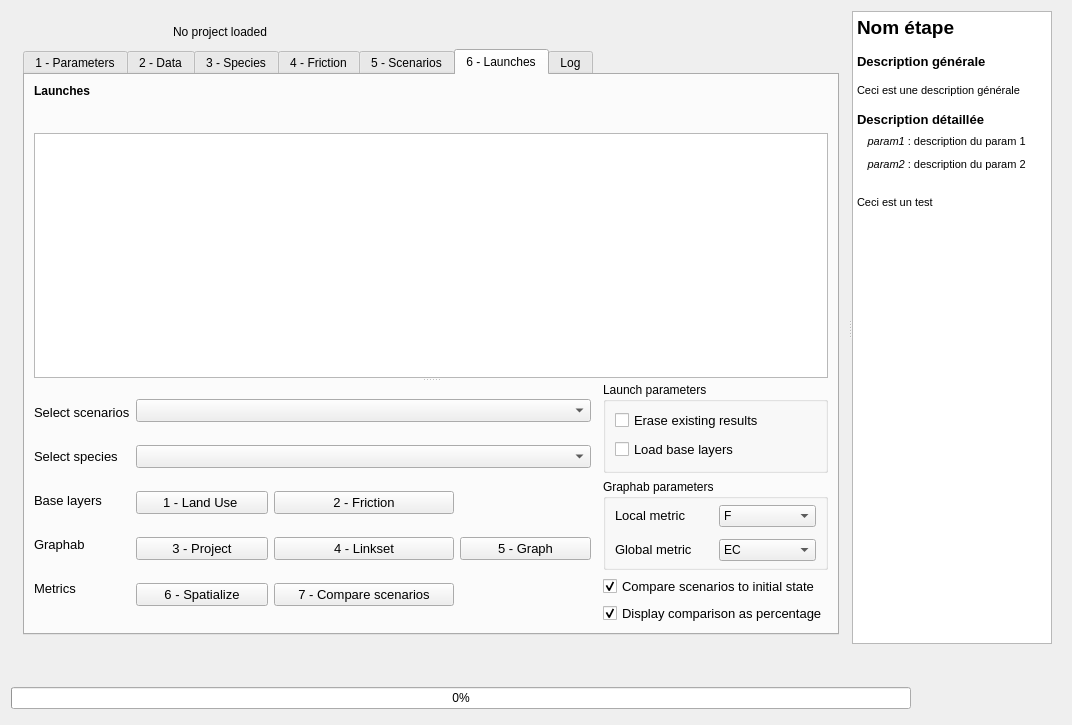
First picture: the form in ui/miti_connect_dialog_base.ui, repository MathieuChailloux/MitiConnect, before the edit.
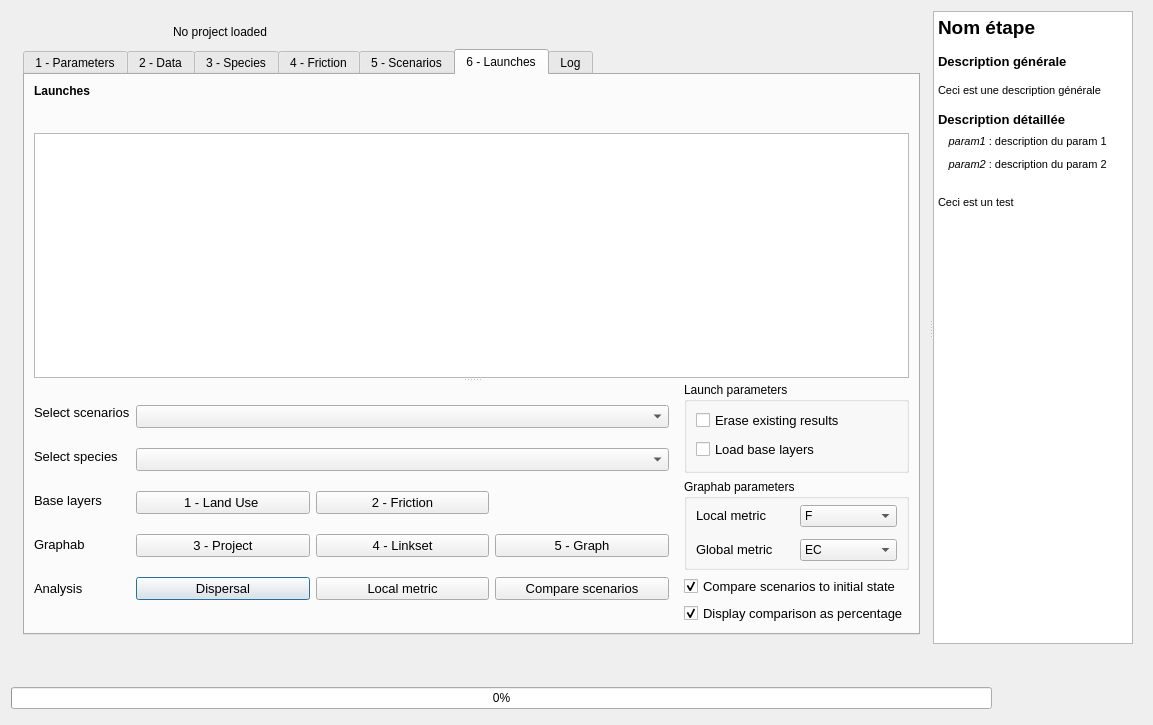
Second picture: the form after the edit. The open tabs and pages were chosen to show the change. Icons and pictures are not drawn. Custom widgets are drawn as their Qt base class.

Commit message: Add dispersal step

What changed in the file:
```diff
--- a/ui/miti_connect_dialog_base.ui
+++ b/ui/miti_connect_dialog_base.ui
@@ -6,7 +6,7 @@
    <rect>
     <x>0</x>
     <y>0</y>
-    <width>1072</width>
+    <width>1153</width>
     <height>725</height>
    </rect>
   </property>
@@ -90,7 +90,7 @@
            <rect>
             <x>0</x>
             <y>0</y>
-            <width>836</width>
+            <width>918</width>
             <height>637</height>
            </rect>
           </property>
@@ -289,7 +289,7 @@
              </property>
              <property name="minimumSize">
               <size>
-               <width>658</width>
+               <width>850</width>
                <height>520</height>
               </size>
              </property>
@@ -2638,7 +2638,7 @@
                                </font>
                               </property>
                               <property name="text">
-                               <string>Metrics</string>
+                               <string>Analysis</string>
                               </property>
                               <property name="scaledContents">
                                <bool>true</bool>
@@ -2658,7 +2658,7 @@
                            </property>
                            <property name="minimumSize">
                             <size>
-                             <width>320</width>
+                             <width>450</width>
                              <height>0</height>
                             </size>
                            </property>
@@ -2672,15 +2672,102 @@
                             <property name="leftMargin">
                              <number>0</number>
                             </property>
-                            <property name="topMargin">
-                             <number>0</number>
-                            </property>
-                            <property name="rightMargin">
-                             <number>6</number>
-                            </property>
-                            <property name="bottomMargin">
-                             <number>0</number>
-                            </property>
+                            <item row="0" column="0" colspan="3">
+                             <widget class="QgsCheckableComboBox" name="scenariosSelection">
+                              <property name="sizePolicy">
+                               <sizepolicy hsizetype="Expanding" vsizetype="Fixed">
+                                <horstretch>0</horstretch>
+                                <verstretch>0</verstretch>
+                               </sizepolicy>
+                              </property>
+                              <property name="minimumSize">
+                               <size>
+                                <width>0</width>
+                                <height>23</height>
+                               </size>
+                              </property>
+                              <property name="maximumSize">
+                               <size>
+                                <width>16777215</width>
+                                <height>16777215</height>
+                               </size>
+                              </property>
+                              <property name="sizeAdjustPolicy">
+                               <enum>QComboBox::AdjustToMinimumContentsLength</enum>
+                              </property>
+                             </widget>
+                            </item>
+                            <item row="1" column="0" colspan="3">
+                             <widget class="QgsCheckableComboBox" name="speciesSelection">
+                              <property name="sizePolicy">
+                               <sizepolicy hsizetype="Expanding" vsizetype="Fixed">
+                                <horstretch>0</horstretch>
+                                <verstretch>0</verstretch>
+                               </sizepolicy>
+                              </property>
+                              <property name="minimumSize">
+                               <size>
+                                <width>0</width>
+                                <height>23</height>
+                               </size>
+                              </property>
+                              <property name="maximumSize">
+                               <size>
+                                <width>16777215</width>
+                                <height>16777215</height>
+                               </size>
+                              </property>
+                              <property name="sizeAdjustPolicy">
+                               <enum>QComboBox::AdjustToMinimumContentsLength</enum>
+                              </property>
+                             </widget>
+                            </item>
+                            <item row="2" column="0">
+                             <widget class="QPushButton" name="landuseRun">
+                              <property name="sizePolicy">
+                               <sizepolicy hsizetype="Preferred" vsizetype="Fixed">
+                                <horstretch>0</horstretch>
+                                <verstretch>0</verstretch>
+                               </sizepolicy>
+                              </property>
+                              <property name="minimumSize">
+                               <size>
+                                <width>145</width>
+                                <height>23</height>
+                               </size>
+                              </property>
+                              <property name="maximumSize">
+                               <size>
+                                <width>16777215</width>
+                                <height>23</height>
+                               </size>
+                              </property>
+                              <property name="font">
+                               <font>
+                                <pointsize>10</pointsize>
+                               </font>
+                              </property>
+                              <property name="autoFillBackground">
+                               <bool>false</bool>
+                              </property>
+                              <property name="text">
+                               <string>1 - Land Use </string>
+                              </property>
+                              <property name="icon">
+                               <iconset>
+                                <normaloff>:/plugins/MitiConnect/icons/play.svg</normaloff>:/plugins/MitiConnect/icons/play.svg</iconset>
+                              </property>
+                              <property name="iconSize">
+                               <size>
+                                <width>15</width>
+                                <height>15</height>
+                               </size>
+                              </property>
+                              <property name="autoDefault">
+                               <bool>false</bool>
+                              </property>
+                             </widget>
+                            </item>
                             <item row="2" column="1">
                              <widget class="QPushButton" name="frictionRun">
                               <property name="sizePolicy">
@@ -2767,188 +2854,6 @@
                               </property>
                              </widget>
                             </item>
-                            <item row="4" column="1">
-                             <widget class="QPushButton" name="compareScenariosRun">
-                              <property name="sizePolicy">
-                               <sizepolicy hsizetype="Preferred" vsizetype="Fixed">
-                                <horstretch>0</horstretch>
-                                <verstretch>0</verstretch>
-                               </sizepolicy>
-                              </property>
-                              <property name="minimumSize">
-                               <size>
-                                <width>180</width>
-                                <height>23</height>
-                               </size>
-                              </property>
-                              <property name="maximumSize">
-                               <size>
-                                <width>16777215</width>
-                                <height>23</height>
-                               </size>
-                              </property>
-                              <property name="font">
-                               <font>
-                                <pointsize>10</pointsize>
-                               </font>
-                              </property>
-                              <property name="text">
-                               <string>7 - Compare scenarios</string>
-                              </property>
-                              <property name="icon">
-                               <iconset>
-                                <normaloff>:/plugins/MitiConnect/icons/play.svg</normaloff>:/plugins/MitiConnect/icons/play.svg</iconset>
-                              </property>
-                              <property name="iconSize">
-                               <size>
-                                <width>15</width>
-                                <height>15</height>
-                               </size>
-                              </property>
-                              <property name="autoDefault">
-                               <bool>false</bool>
-                              </property>
-                             </widget>
-                            </item>
-                            <item row="2" column="0">
-                             <widget class="QPushButton" name="landuseRun">
-                              <property name="sizePolicy">
-                               <sizepolicy hsizetype="Preferred" vsizetype="Fixed">
-                                <horstretch>0</horstretch>
-                                <verstretch>0</verstretch>
-                               </sizepolicy>
-                              </property>
-                              <property name="minimumSize">
-                               <size>
-                                <width>0</width>
-                                <height>23</height>
-                               </size>
-                              </property>
-                              <property name="maximumSize">
-                               <size>
-                                <width>16777215</width>
-                                <height>23</height>
-                               </size>
-                              </property>
-                              <property name="font">
-                               <font>
-                                <pointsize>10</pointsize>
-                               </font>
-                              </property>
-                              <property name="autoFillBackground">
-                               <bool>false</bool>
-                              </property>
-                              <property name="text">
-                               <string>1 - Land Use </string>
-                              </property>
-                              <property name="icon">
-                               <iconset>
-                                <normaloff>:/plugins/MitiConnect/icons/play.svg</normaloff>:/plugins/MitiConnect/icons/play.svg</iconset>
-                              </property>
-                              <property name="iconSize">
-                               <size>
-                                <width>15</width>
-                                <height>15</height>
-                               </size>
-                              </property>
-                              <property name="autoDefault">
-                               <bool>false</bool>
-                              </property>
-                             </widget>
-                            </item>
-                            <item row="4" column="0">
-                             <widget class="QPushButton" name="localMetricsRun">
-                              <property name="sizePolicy">
-                               <sizepolicy hsizetype="Preferred" vsizetype="Fixed">
-                                <horstretch>0</horstretch>
-                                <verstretch>0</verstretch>
-                               </sizepolicy>
-                              </property>
-                              <property name="minimumSize">
-                               <size>
-                                <width>0</width>
-                                <height>23</height>
-                               </size>
-                              </property>
-                              <property name="maximumSize">
-                               <size>
-                                <width>16777215</width>
-                                <height>23</height>
-                               </size>
-                              </property>
-                              <property name="font">
-                               <font>
-                                <pointsize>10</pointsize>
-                               </font>
-                              </property>
-                              <property name="text">
-                               <string>6 - Spatialize</string>
-                              </property>
-                              <property name="icon">
-                               <iconset>
-                                <normaloff>:/plugins/MitiConnect/icons/play.svg</normaloff>:/plugins/MitiConnect/icons/play.svg</iconset>
-                              </property>
-                              <property name="iconSize">
-                               <size>
-                                <width>15</width>
-                                <height>15</height>
-                               </size>
-                              </property>
-                              <property name="autoDefault">
-                               <bool>false</bool>
-                              </property>
-                             </widget>
-                            </item>
-                            <item row="0" column="0" colspan="3">
-                             <widget class="QgsCheckableComboBox" name="scenariosSelection">
-                              <property name="sizePolicy">
-                               <sizepolicy hsizetype="Expanding" vsizetype="Fixed">
-                                <horstretch>0</horstretch>
-                                <verstretch>0</verstretch>
-                               </sizepolicy>
-                              </property>
-                              <property name="minimumSize">
-                               <size>
-                                <width>0</width>
-                                <height>23</height>
-                               </size>
-                              </property>
-                              <property name="maximumSize">
-                               <size>
-                                <width>16777215</width>
-                                <height>16777215</height>
-                               </size>
-                              </property>
-                              <property name="sizeAdjustPolicy">
-                               <enum>QComboBox::AdjustToMinimumContentsLength</enum>
-                              </property>
-                             </widget>
-                            </item>
-                            <item row="1" column="0" colspan="3">
-                             <widget class="QgsCheckableComboBox" name="speciesSelection">
-                              <property name="sizePolicy">
-                               <sizepolicy hsizetype="Expanding" vsizetype="Fixed">
-                                <horstretch>0</horstretch>
-                                <verstretch>0</verstretch>
-                               </sizepolicy>
-                              </property>
-                              <property name="minimumSize">
-                               <size>
-                                <width>0</width>
-                                <height>23</height>
-                               </size>
-                              </property>
-                              <property name="maximumSize">
-                               <size>
-                                <width>16777215</width>
-                                <height>16777215</height>
-                               </size>
-                              </property>
-                              <property name="sizeAdjustPolicy">
-                               <enum>QComboBox::AdjustToMinimumContentsLength</enum>
-                              </property>
-                             </widget>
-                            </item>
                             <item row="3" column="1">
                              <widget class="QPushButton" name="linksetRun">
                               <property name="sizePolicy">
@@ -2959,7 +2864,7 @@
                               </property>
                               <property name="minimumSize">
                                <size>
-                                <width>0</width>
+                                <width>120</width>
                                 <height>23</height>
                                </size>
                               </property>
@@ -3035,6 +2940,108 @@
                               </property>
                              </widget>
                             </item>
+                            <item row="4" column="0">
+                             <widget class="QPushButton" name="dispersalRun">
+                              <property name="font">
+                               <font>
+                                <pointsize>10</pointsize>
+                               </font>
+                              </property>
+                              <property name="text">
+                               <string>Dispersal</string>
+                              </property>
+                              <property name="icon">
+                               <iconset>
+                                <normaloff>../icons/play.svg</normaloff>../icons/play.svg</iconset>
+                              </property>
+                             </widget>
+                            </item>
+                            <item row="4" column="1">
+                             <widget class="QPushButton" name="localMetricsRun">
+                              <property name="sizePolicy">
+                               <sizepolicy hsizetype="Preferred" vsizetype="Fixed">
+                                <horstretch>0</horstretch>
+                                <verstretch>0</verstretch>
+                               </sizepolicy>
+                              </property>
+                              <property name="minimumSize">
+                               <size>
+                                <width>0</width>
+                                <height>23</height>
+                               </size>
+                              </property>
+                              <property name="maximumSize">
+                               <size>
+                                <width>16777215</width>
+                                <height>23</height>
+                               </size>
+                              </property>
+                              <property name="font">
+                               <font>
+                                <pointsize>10</pointsize>
+                               </font>
+                              </property>
+                              <property name="text">
+                               <string>Local metric</string>
+                              </property>
+                              <property name="icon">
+                               <iconset>
+                                <normaloff>:/plugins/MitiConnect/icons/play.svg</normaloff>:/plugins/MitiConnect/icons/play.svg</iconset>
+                              </property>
+                              <property name="iconSize">
+                               <size>
+                                <width>15</width>
+                                <height>15</height>
+                               </size>
+                              </property>
+                              <property name="autoDefault">
+                               <bool>false</bool>
+                              </property>
+                             </widget>
+                            </item>
+                            <item row="4" column="2">
+                             <widget class="QPushButton" name="compareScenariosRun">
+                              <property name="sizePolicy">
+                               <sizepolicy hsizetype="Preferred" vsizetype="Fixed">
+                                <horstretch>0</horstretch>
+                                <verstretch>0</verstretch>
+                               </sizepolicy>
+                              </property>
+                              <property name="minimumSize">
+                               <size>
+                                <width>160</width>
+                                <height>23</height>
+                               </size>
+                              </property>
+                              <property name="maximumSize">
+                               <size>
+                                <width>16777215</width>
+                                <height>23</height>
+                               </size>
+                              </property>
+                              <property name="font">
+                               <font>
+                                <pointsize>10</pointsize>
+                               </font>
+                              </property>
+                              <property name="text">
+                               <string>Compare scenarios</string>
+                              </property>
+                              <property name="icon">
+                               <iconset>
+                                <normaloff>:/plugins/MitiConnect/icons/play.svg</normaloff>:/plugins/MitiConnect/icons/play.svg</iconset>
+                              </property>
+                              <property name="iconSize">
+                               <size>
+                                <width>15</width>
+                                <height>15</height>
+                               </size>
+                              </property>
+                              <property name="autoDefault">
+                               <bool>false</bool>
+                              </property>
+                             </widget>
+                            </item>
                            </layout>
                           </widget>
                          </item>
@@ -3187,18 +3194,18 @@
           <string>&lt;!DOCTYPE HTML PUBLIC &quot;-//W3C//DTD HTML 4.0//EN&quot; &quot;http://www.w3.org/TR/REC-html40/strict.dtd&quot;&gt;
 &lt;html&gt;&lt;head&gt;&lt;meta name=&quot;qrichtext&quot; content=&quot;1&quot; /&gt;&lt;style type=&quot;text/css&quot;&gt;
 p, li { white-space: pre-wrap; }
-&lt;/style&gt;&lt;/head&gt;&lt;body style=&quot; font-family:'Ubuntu'; font-size:10pt; font-weight:400; font-style:normal;&quot;&gt;
-&lt;p style=&quot; margin-top:0px; margin-bottom:0px; margin-left:0px; margin-right:0px; -qt-block-indent:0; text-indent:0px;&quot;&gt;&lt;span style=&quot; font-family:'MS Shell Dlg 2'; font-size:14pt; font-weight:600;&quot;&gt;Nom étape&lt;/span&gt;&lt;/p&gt;
-&lt;p style=&quot;-qt-paragraph-type:empty; margin-top:0px; margin-bottom:0px; margin-left:0px; margin-right:0px; -qt-block-indent:0; text-indent:0px; font-family:'MS Shell Dlg 2'; font-weight:600;&quot;&gt;&lt;br /&gt;&lt;/p&gt;
-&lt;p style=&quot; margin-top:0px; margin-bottom:0px; margin-left:0px; margin-right:0px; -qt-block-indent:0; text-indent:0px;&quot;&gt;&lt;span style=&quot; font-family:'MS Shell Dlg 2'; font-weight:600;&quot;&gt;Description générale&lt;/span&gt;&lt;/p&gt;
-&lt;p style=&quot;-qt-paragraph-type:empty; margin-top:0px; margin-bottom:0px; margin-left:0px; margin-right:0px; -qt-block-indent:0; text-indent:0px; font-family:'MS Shell Dlg 2'; font-weight:600;&quot;&gt;&lt;br /&gt;&lt;/p&gt;
-&lt;p style=&quot; margin-top:0px; margin-bottom:0px; margin-left:0px; margin-right:0px; -qt-block-indent:0; text-indent:0px;&quot;&gt;&lt;span style=&quot; font-family:'MS Shell Dlg 2'; font-size:8pt;&quot;&gt;Ceci est une description générale&lt;/span&gt;&lt;/p&gt;
-&lt;p style=&quot;-qt-paragraph-type:empty; margin-top:0px; margin-bottom:0px; margin-left:0px; margin-right:0px; -qt-block-indent:0; text-indent:0px; font-family:'MS Shell Dlg 2'; font-weight:600;&quot;&gt;&lt;br /&gt;&lt;/p&gt;
-&lt;p style=&quot; margin-top:0px; margin-bottom:0px; margin-left:0px; margin-right:0px; -qt-block-indent:0; text-indent:0px;&quot;&gt;&lt;span style=&quot; font-family:'MS Shell Dlg 2'; font-weight:600;&quot;&gt;Description détaillée&lt;/span&gt;&lt;/p&gt;
-&lt;p style=&quot; margin-top:0px; margin-bottom:0px; margin-left:0px; margin-right:0px; -qt-block-indent:0; text-indent:0px;&quot;&gt;&lt;span style=&quot; font-family:'MS Shell Dlg 2'; font-size:14pt; font-weight:600;&quot;&gt;  &lt;/span&gt;&lt;span style=&quot; font-family:'MS Shell Dlg 2'; font-size:8pt; font-style:italic;&quot;&gt;param1&lt;/span&gt;&lt;span style=&quot; font-family:'MS Shell Dlg 2'; font-size:8pt;&quot;&gt; : description du param 1&lt;/span&gt;&lt;/p&gt;
-&lt;p style=&quot; margin-top:0px; margin-bottom:0px; margin-left:0px; margin-right:0px; -qt-block-indent:0; text-indent:0px;&quot;&gt;&lt;span style=&quot; font-family:'MS Shell Dlg 2'; font-size:14pt; font-weight:600;&quot;&gt;  &lt;/span&gt;&lt;span style=&quot; font-family:'MS Shell Dlg 2'; font-size:8pt; font-style:italic;&quot;&gt;param2&lt;/span&gt;&lt;span style=&quot; font-family:'MS Shell Dlg 2'; font-size:8pt;&quot;&gt; : description du param 2&lt;/span&gt;&lt;/p&gt;
-&lt;p style=&quot;-qt-paragraph-type:empty; margin-top:0px; margin-bottom:0px; margin-left:0px; margin-right:0px; -qt-block-indent:0; text-indent:0px; font-family:'MS Shell Dlg 2'; font-size:14pt; font-weight:600;&quot;&gt;&lt;br /&gt;&lt;/p&gt;
-&lt;p style=&quot; margin-top:0px; margin-bottom:0px; margin-left:0px; margin-right:0px; -qt-block-indent:0; text-indent:0px;&quot;&gt;&lt;span style=&quot; font-family:'MS Shell Dlg 2'; font-size:8pt;&quot;&gt;Ceci est un test&lt;/span&gt;&lt;/p&gt;&lt;/body&gt;&lt;/html&gt;</string>
+&lt;/style&gt;&lt;/head&gt;&lt;body style=&quot; font-family:'MS Shell Dlg 2'; font-size:8.25pt; font-weight:400; font-style:normal;&quot;&gt;
+&lt;p style=&quot; margin-top:0px; margin-bottom:0px; margin-left:0px; margin-right:0px; -qt-block-indent:0; text-indent:0px;&quot;&gt;&lt;span style=&quot; font-size:14pt; font-weight:600;&quot;&gt;Nom étape&lt;/span&gt;&lt;/p&gt;
+&lt;p style=&quot;-qt-paragraph-type:empty; margin-top:0px; margin-bottom:0px; margin-left:0px; margin-right:0px; -qt-block-indent:0; text-indent:0px; font-size:10pt; font-weight:600;&quot;&gt;&lt;br /&gt;&lt;/p&gt;
+&lt;p style=&quot; margin-top:0px; margin-bottom:0px; margin-left:0px; margin-right:0px; -qt-block-indent:0; text-indent:0px;&quot;&gt;&lt;span style=&quot; font-size:10pt; font-weight:600;&quot;&gt;Description générale&lt;/span&gt;&lt;/p&gt;
+&lt;p style=&quot;-qt-paragraph-type:empty; margin-top:0px; margin-bottom:0px; margin-left:0px; margin-right:0px; -qt-block-indent:0; text-indent:0px; font-size:10pt; font-weight:600;&quot;&gt;&lt;br /&gt;&lt;/p&gt;
+&lt;p style=&quot; margin-top:0px; margin-bottom:0px; margin-left:0px; margin-right:0px; -qt-block-indent:0; text-indent:0px;&quot;&gt;&lt;span style=&quot; font-size:8pt;&quot;&gt;Ceci est une description générale&lt;/span&gt;&lt;/p&gt;
+&lt;p style=&quot;-qt-paragraph-type:empty; margin-top:0px; margin-bottom:0px; margin-left:0px; margin-right:0px; -qt-block-indent:0; text-indent:0px; font-size:10pt; font-weight:600;&quot;&gt;&lt;br /&gt;&lt;/p&gt;
+&lt;p style=&quot; margin-top:0px; margin-bottom:0px; margin-left:0px; margin-right:0px; -qt-block-indent:0; text-indent:0px;&quot;&gt;&lt;span style=&quot; font-size:10pt; font-weight:600;&quot;&gt;Description détaillée&lt;/span&gt;&lt;/p&gt;
+&lt;p style=&quot; margin-top:0px; margin-bottom:0px; margin-left:0px; margin-right:0px; -qt-block-indent:0; text-indent:0px;&quot;&gt;&lt;span style=&quot; font-size:14pt; font-weight:600;&quot;&gt;  &lt;/span&gt;&lt;span style=&quot; font-size:8pt; font-style:italic;&quot;&gt;param1&lt;/span&gt;&lt;span style=&quot; font-size:8pt;&quot;&gt; : description du param 1&lt;/span&gt;&lt;/p&gt;
+&lt;p style=&quot; margin-top:0px; margin-bottom:0px; margin-left:0px; margin-right:0px; -qt-block-indent:0; text-indent:0px;&quot;&gt;&lt;span style=&quot; font-size:14pt; font-weight:600;&quot;&gt;  &lt;/span&gt;&lt;span style=&quot; font-size:8pt; font-style:italic;&quot;&gt;param2&lt;/span&gt;&lt;span style=&quot; font-size:8pt;&quot;&gt; : description du param 2&lt;/span&gt;&lt;/p&gt;
+&lt;p style=&quot;-qt-paragraph-type:empty; margin-top:0px; margin-bottom:0px; margin-left:0px; margin-right:0px; -qt-block-indent:0; text-indent:0px; font-size:14pt; font-weight:600;&quot;&gt;&lt;br /&gt;&lt;/p&gt;
+&lt;p style=&quot; margin-top:0px; margin-bottom:0px; margin-left:0px; margin-right:0px; -qt-block-indent:0; text-indent:0px;&quot;&gt;&lt;span style=&quot; font-size:8pt;&quot;&gt;Ceci est un test&lt;/span&gt;&lt;/p&gt;&lt;/body&gt;&lt;/html&gt;</string>
          </property>
          <property name="openLinks">
           <bool>false</bool>
```
Left out of the diff: 2 changed lines with no effect on the pictures. The commit also changes 4 other files.
